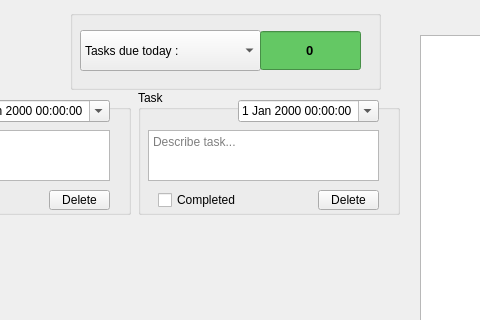
Above: koaFirstProject.ui from Kekoa-Pickett/CEInternFirstTask before the change; both pictures show x 410 to 890 and y 0 to 320 of the 1104 by 675 pixel window. Below: the same form after it.
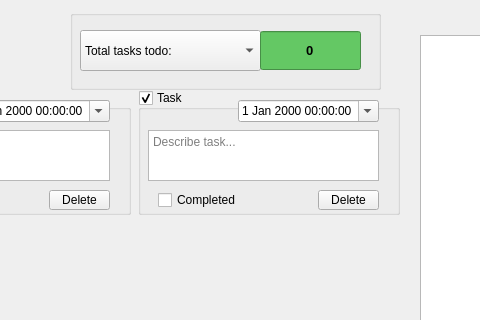
That is the form after the change.

The edit to the form file:
```diff
--- a/koaFirstProject.ui
+++ b/koaFirstProject.ui
@@ -53,7 +53,7 @@
       <height>521</height>
      </rect>
     </property>
-    <layout class="QGridLayout" name="gridLayout" rowstretch="0,0,0,0" columnstretch="0,0,0">
+    <layout class="QGridLayout" name="taskGrid" rowstretch="0,0" columnstretch="0,0,0">
      <property name="sizeConstraint">
       <enum>QLayout::SetFixedSize</enum>
      </property>
@@ -182,10 +182,10 @@
         <string>Task</string>
        </property>
        <property name="checkable">
-        <bool>false</bool>
+        <bool>true</bool>
        </property>
        <property name="checked">
-        <bool>false</bool>
+        <bool>true</bool>
        </property>
        <widget class="QDateTimeEdit" name="dateTimeEdit_2">
         <property name="geometry">
@@ -521,6 +521,14 @@
        <pointsize>9</pointsize>
       </font>
      </property>
+     <property name="currentText">
+      <string>Total tasks todo:</string>
+     </property>
+     <item>
+      <property name="text">
+       <string>Total tasks todo:</string>
+      </property>
+     </item>
      <item>
       <property name="text">
        <string>Tasks due today :</string>
```
Left out of the diff: 68 changed lines with no effect on the pictures.
